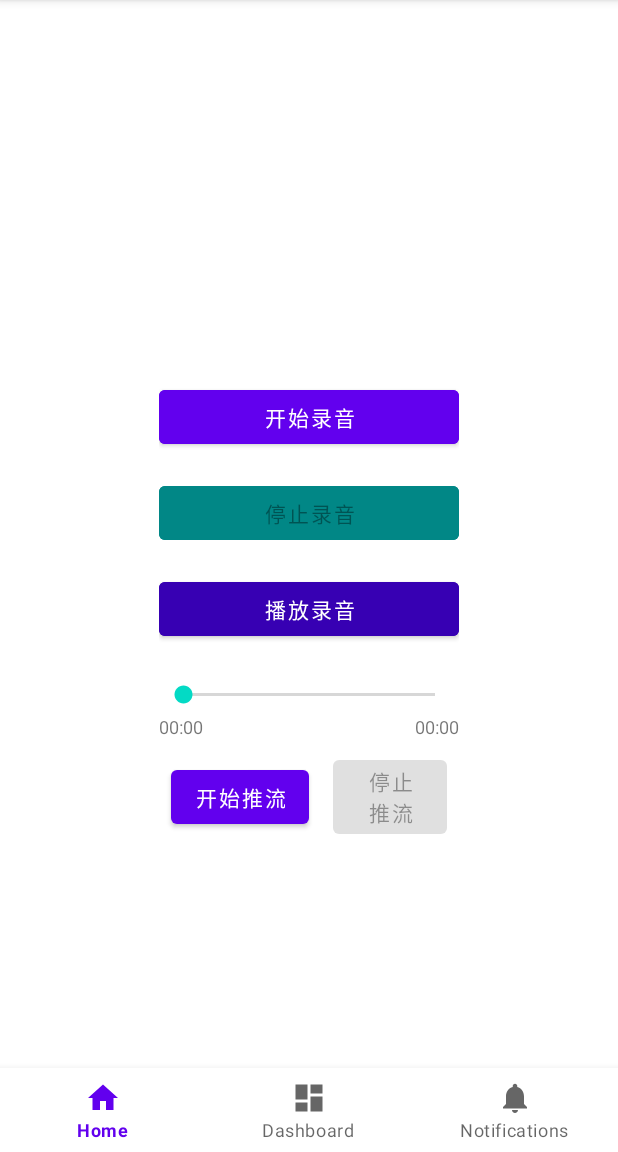
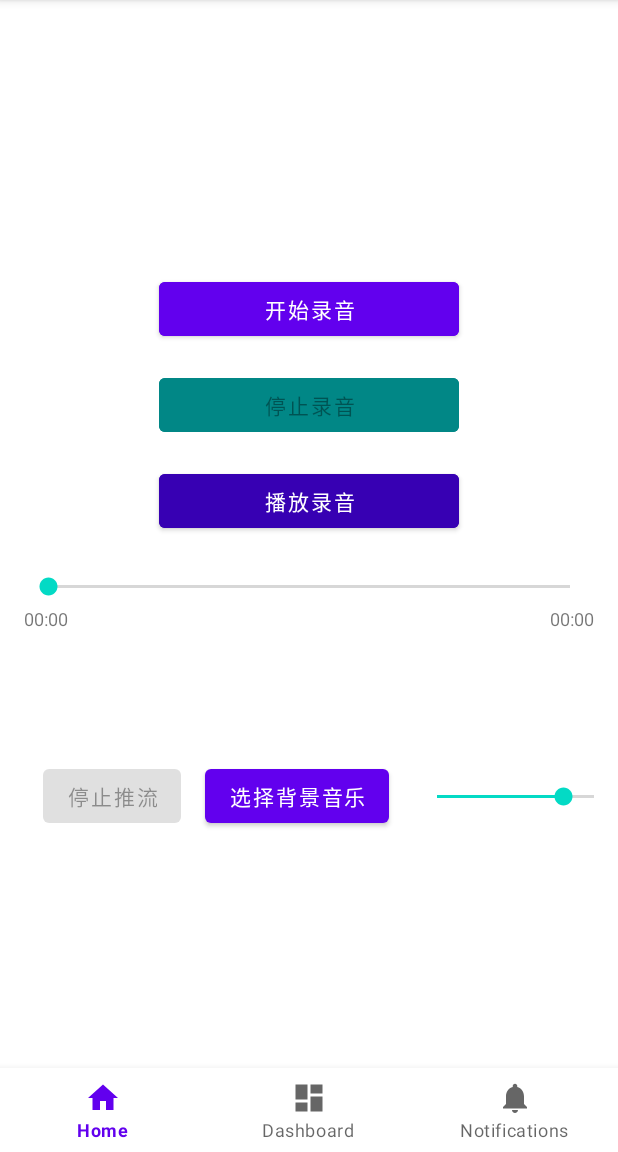
Before and after one commit to kmq116/android-play-audio, an Android app: the screen it shows after launch (MainActivity), on a phone screen of 412 x 824 dp, the part 84-1236 px from its top. Run offline under Robolectric (Android 15) with nearby library versions, the phone set to English and light mode, and no system bars; our stand-ins replace navigation-ui; libraries missing offline, so code that uses them is left out: com.pedro.rtmp; 1 statement that could not run was skipped.

Commit message:
feat: 调整样式

```diff
--- a/app/src/main/res/layout/activity_main.xml
+++ b/app/src/main/res/layout/activity_main.xml
@@ -52,8 +52,8 @@
         <!-- 录音控制按钮组 -->
         <LinearLayout
             android:id="@+id/recordControlGroup"
-            android:layout_width="wrap_content"
-            android:layout_height="wrap_content"
+            android:layout_width="match_parent"
+            android:layout_height="match_parent"
             android:layout_centerInParent="true"
             android:orientation="vertical"
             android:gravity="center">
@@ -136,8 +136,8 @@
                     android:id="@+id/startStreamButton"
                     android:layout_width="wrap_content"
                     android:layout_height="wrap_content"
-                    android:text="开始推流"
-                    android:layout_margin="8dp"/>
+                    android:layout_margin="8dp"
+                    android:text="开始推流" />
 
                 <Button
                     android:id="@+id/stopStreamButton"
@@ -145,6 +145,28 @@
                     android:layout_height="wrap_content"
                     android:text="停止推流"
                     android:enabled="false"
+                    android:layout_margin="8dp"/>
+
+                <Button
+                    android:id="@+id/selectBgmButton"
+                    android:layout_width="wrap_content"
+                    android:layout_height="wrap_content"
+                    android:text="选择背景音乐"
+                    android:layout_margin="8dp"/>
+
+                <SeekBar
+                    android:id="@+id/bgmVolumeSeekBar"
+                    android:layout_width="200dp"
+                    android:layout_height="wrap_content"
+                    android:max="100"
+                    android:progress="50"
+                    android:layout_margin="8dp"/>
+
+                <TextView
+                    android:id="@+id/bgmVolumeText"
+                    android:layout_width="wrap_content"
+                    android:layout_height="wrap_content"
+                    android:text="背景音乐音量: 50%"
                     android:layout_margin="8dp"/>
             </LinearLayout>
 
```
